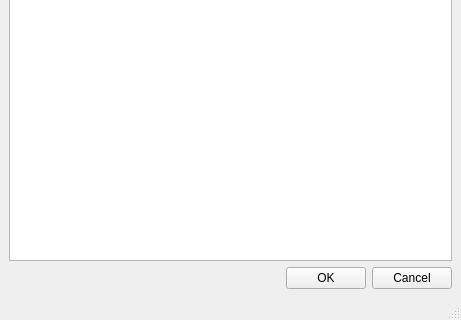
This is ingredientsdialog.ui in quantum-pie/cbgu as Qt 5 draws it before an edit; both pictures show x 0 to 461 and y 280 to 600 of the 461 by 600 pixel window. The edited form follows.
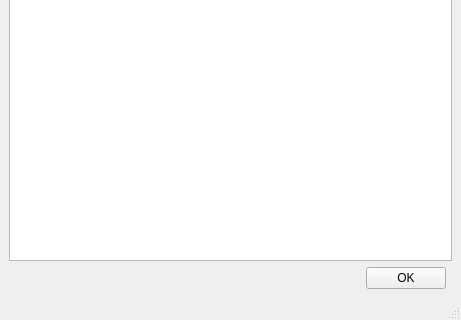
This is the edited form.

Commit message: Remove cancel buttons from dialogs

```diff
--- a/ingredientsdialog.ui
+++ b/ingredientsdialog.ui
@@ -15,13 +15,6 @@
   </property>
   <widget class="QWidget" name="centralwidget">
    <layout class="QGridLayout" name="gridLayout">
-    <item row="1" column="2">
-     <widget class="QPushButton" name="cancel_button">
-      <property name="text">
-       <string>Cancel</string>
-      </property>
-     </widget>
-    </item>
     <item row="1" column="1">
      <widget class="QPushButton" name="ok_button">
       <property name="text">
```
The commit also changes 6 other files.
